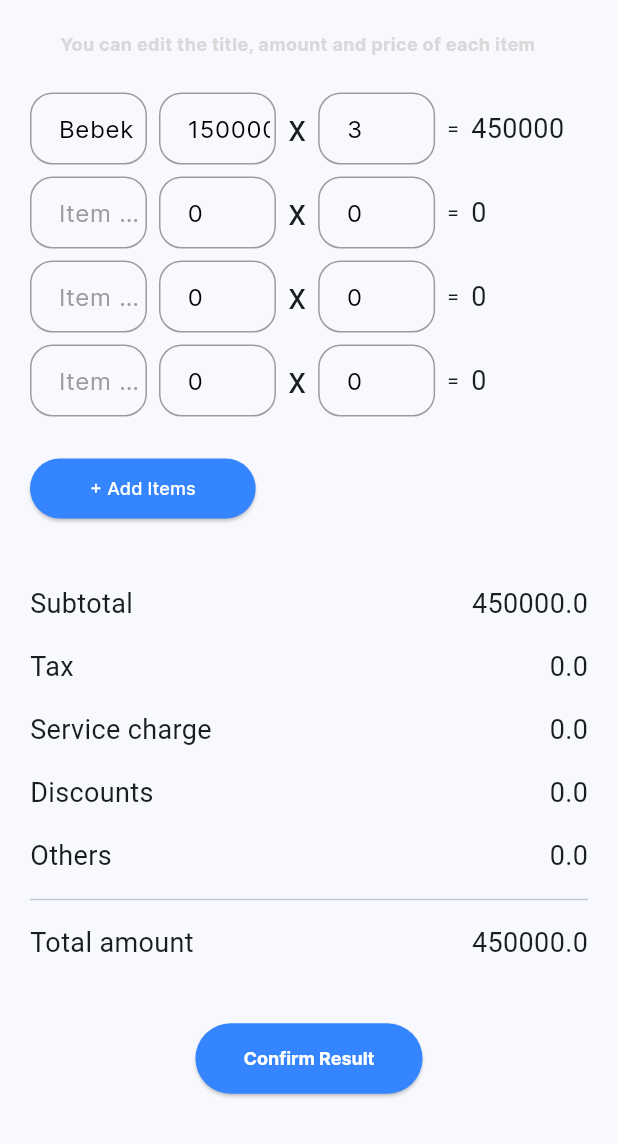
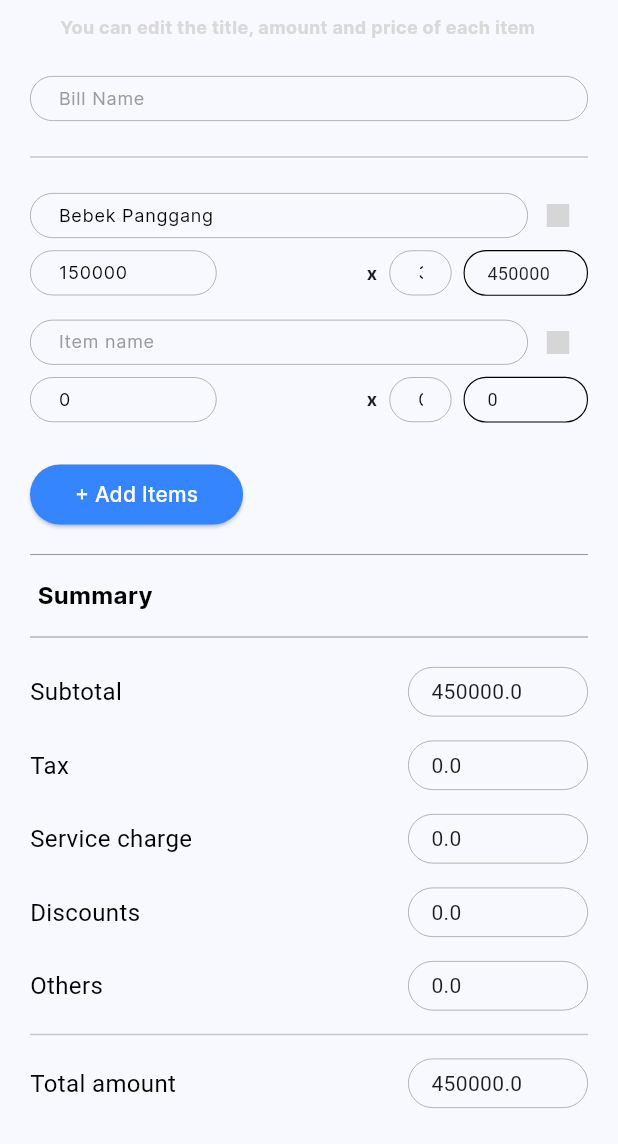
Before and after one commit to ryanceha/Trippin, a Flutter app: the EditBill screen opened directly, on a phone screen of 412 x 824 dp, the part 92-1236 px from its top. Run offline on Flutter 3.47's test engine with Material 3 defaults, Android fonts, the phone set to English and light mode, and no system bars; our stand-ins replace animated_splash_screen, carousel_slider, curved_navigation_bar, flutter_svg, percent_indicator; grey boxes are pictures that could not be loaded.

```diff
--- a/lib/pages/edit_bill_page.dart
+++ b/lib/pages/edit_bill_page.dart
@@ -1,5 +1,6 @@
 import 'package:flutter/material.dart';
 import 'package:flutter_svg/flutter_svg.dart';
+import 'package:trippin/pages/split_billing_page.dart';
 
 class EditBill extends StatefulWidget {
   const EditBill({super.key});
@@ -9,10 +10,11 @@ class EditBill extends StatefulWidget {
 }
 
 class _EditBillState extends State<EditBill> {
+  // name bill text editing controller
+  TextEditingController _nameController = TextEditingController();
+
   final List<Map<String, dynamic>> items = [
     {"name": "Bebek Panggang", "price": 150000, "quantity": 3},
-    {"name": "", "price": 0, "quantity": 0},
-    {"name": "", "price": 0, "quantity": 0},
     {"name": "", "price": 0, "quantity": 0},
   ];
 
@@ -54,7 +56,7 @@ class _EditBillState extends State<EditBill> {
                 ],
               ),
               const Padding(
-                padding: EdgeInsets.only(left: 20, top: 16),
+                padding: EdgeInsets.only(left: 20, top: 5),
                 child: Text(
                   "You can edit the title, amount and price of each item",
                   textAlign: TextAlign.start,
@@ -66,8 +68,12 @@ class _EditBillState extends State<EditBill> {
                 ),
               ),
               const SizedBox(height: 24),
+              _inputField("Bill Name", _nameController),
+              const SizedBox(height: 16),
+              Divider(),
+              const SizedBox(height: 16),
               for (var item in items) buildItemRow(item),
-              const SizedBox(height: 16),
+              const SizedBox(height: 8),
               ElevatedButton(
                 onPressed: () {
                   setState(() {
@@ -75,7 +81,7 @@ class _EditBillState extends State<EditBill> {
                   });
                 },
                 style: ElevatedButton.styleFrom(
-                  padding: EdgeInsets.symmetric(vertical: 0, horizontal: 40),
+                  padding: EdgeInsets.symmetric(vertical: 0, horizontal: 30),
                   backgroundColor: Color(0xFF3485FF),
                 ),
                 child: const Text(
@@ -84,10 +90,30 @@ class _EditBillState extends State<EditBill> {
                       fontFamily: 'Inter',
                       color: Colors.white,
                       fontWeight: FontWeight.w500,
-                      fontSize: 12),
+                      fontSize: 14),
                 ),
               ),
-              const SizedBox(height: 32),
+              const SizedBox(height: 8),
+              Divider(
+                color: Color(0xFF9C9C9C),
+                thickness: 0.75,
+              ),
+              Padding(
+                padding: const EdgeInsets.only(left: 5, top: 8, bottom: 8),
+                child: Text(
+                  "Summary",
+                  style: TextStyle(
+                      color: Colors.black,
+                      fontFamily: 'Inter',
+                      fontSize: 16,
+                      fontWeight: FontWeight.bold),
+                ),
+              ),
+              Divider(
+                color: Color(0xFF9C9C9C),
+                thickness: 0.75,
+              ),
+              const SizedBox(height: 4),
               buildSummaryRow('Subtotal', subtotal),
               buildSummaryRow('Tax', 0),
               buildSummaryRow('Service charge', 0),
@@ -97,12 +123,21 @@ class _EditBillState extends State<EditBill> {
               buildSummaryRow('Total amount', totalAmount),
               const SizedBox(height: 32),
               Center(
+                child: Container(
+                  width: 350,
+                  height: 50,
                   child: ElevatedButton(
+                    // border radius
+
                     onPressed: () {
-                    // Handle confirm result action
+                      Navigator.push(
+                          context,
+                          MaterialPageRoute(
+                              builder: (context) => SplitBilling()));
                     },
                     style: ElevatedButton.styleFrom(
-                    padding: EdgeInsets.symmetric(vertical: 16, horizontal: 32),
+                      padding: const EdgeInsets.symmetric(
+                          vertical: 16, horizontal: 32),
                       backgroundColor: Color(0xFF3485FF),
                       textStyle: TextStyle(fontSize: 16),
                     ),
@@ -112,7 +147,8 @@ class _EditBillState extends State<EditBill> {
                           fontFamily: 'Inter',
                           color: Colors.white,
                           fontWeight: FontWeight.bold,
-                        fontSize: 12),
+                          fontSize: 18),
+                    ),
                   ),
                 ),
               ),
@@ -132,8 +168,11 @@ class _EditBillState extends State<EditBill> {
         TextEditingController(text: item['quantity'].toString());
 
     return Padding(
-      padding: const EdgeInsets.only(bottom: 8.0),
-      child: Row(
+      padding: const EdgeInsets.only(bottom: 16.0),
+      child: Column(
+        crossAxisAlignment: CrossAxisAlignment.center,
+        children: [
+          Row(
             children: [
               Expanded(
                 child: _inputField(
@@ -141,53 +180,118 @@ class _EditBillState extends State<EditBill> {
                   nameController,
                 ),
               ),
-          const SizedBox(width: 8),
-          Expanded(
-            child: _inputField(
+              GestureDetector(
+                onTap: () {
+                  setState(() {
+                    items.remove(item);
+                  });
+                },
+                child: Padding(
+                  padding: const EdgeInsets.symmetric(horizontal: 10),
+                  child: Container(
+                    width: 20, // Ensure the container has a size
+                    height: 20,
+                    alignment: Alignment.center,
+                    decoration: BoxDecoration(
+                      shape: BoxShape.circle,
+                    ),
+                    child: SvgPicture.asset(
+                      'lib/images/edit_bill/delete.svg',
+                      color: Colors.grey,
+                      width: 15,
+                      height: 15,
+                    ),
+                  ),
+                ),
+              ),
+            ],
+          ),
+          const SizedBox(height: 8),
+          Row(
+            mainAxisAlignment: MainAxisAlignment.spaceBetween,
+            children: [
+              Flexible(
+                flex: 3,
+                child: _inputNumberField(
                   'Price',
                   priceController,
                 ),
               ),
+              const SizedBox(width: 100),
+              Text('x',
+                  style: TextStyle(
+                      fontSize: 12,
+                      fontFamily: 'Inter',
+                      fontWeight: FontWeight.bold)),
               const SizedBox(width: 8),
-          Text('x', style: TextStyle(fontSize: 24)),
-          const SizedBox(width: 8),
-          Expanded(
-            child: _inputField(
+              Flexible(
+                flex: 1,
+                child: _inputNumberField(
                   'Quantity',
                   quantityController,
                 ),
               ),
               const SizedBox(width: 8),
-          Text('='),
-          const SizedBox(width: 8),
-          Expanded(
+              Flexible(
+                flex: 2,
+                child: Container(
+                  padding:
+                      const EdgeInsets.symmetric(vertical: 6, horizontal: 15),
+                  width: 200,
+                  decoration: BoxDecoration(
+                      border: Border.all(color: Colors.black, width: 0.75),
+                      borderRadius: BorderRadius.circular(15)),
                   child: Text(
                     (item['price'] * item['quantity']).toString(),
-              style: TextStyle(fontSize: 18),
+                    style: TextStyle(fontSize: 12),
                   ),
+                ),
+              ),
+            ],
           ),
         ],
       ),
     );
   }
 
-  Widget _inputField(String hintText, TextEditingController controller,
-      {bool isPassword = false}) {
+  Widget _inputField(String hintText, TextEditingController controller) {
     var border = OutlineInputBorder(
-        borderRadius: BorderRadius.circular(15),
-        borderSide: const BorderSide(color: Color(0xFF9C9C9C)));
+        borderRadius: BorderRadius.circular(30),
+        borderSide: const BorderSide(color: Color(0xFF9C9C9C), width: 0.5));
     return TextField(
-      style: const TextStyle(color: Colors.black, fontFamily: 'Inter'),
+      style: const TextStyle(
+          color: Colors.black, fontFamily: 'Inter', fontSize: 12),
       controller: controller,
       decoration: InputDecoration(
-        contentPadding: const EdgeInsets.only(left: 15),
+        isDense: true,
+        contentPadding: const EdgeInsets.symmetric(vertical: 6, horizontal: 15),
         hintText: hintText,
         hintStyle: const TextStyle(
-            color: Color(0xFF9C9C9C), fontFamily: 'Inter', fontSize: 16),
+            color: Color(0xFF9C9C9C), fontFamily: 'Inter', fontSize: 12),
         enabledBorder: border,
         focusedBorder: border,
       ),
-      obscureText: isPassword,
+    );
+  }
+
+  Widget _inputNumberField(String hintText, TextEditingController controller) {
+    var border = OutlineInputBorder(
+        borderRadius: BorderRadius.circular(30),
+        borderSide: const BorderSide(color: Color(0xFF9C9C9C), width: 0.5));
+    return TextField(
+      keyboardType: TextInputType.number,
+      style: const TextStyle(
+          color: Colors.black, fontFamily: 'Inter', fontSize: 12),
+      controller: controller,
+      decoration: InputDecoration(
+        isDense: true,
+        contentPadding: const EdgeInsets.symmetric(vertical: 6, horizontal: 15),
+        hintText: hintText,
+        hintStyle: const TextStyle(
+            color: Color(0xFF9C9C9C), fontFamily: 'Inter', fontSize: 12),
+        enabledBorder: border,
+        focusedBorder: border,
+      ),
     );
   }
 
@@ -199,11 +303,19 @@ class _EditBillState extends State<EditBill> {
         children: [
           Text(
             label,
-            style: TextStyle(fontSize: 18),
+            style: TextStyle(
+                fontSize: 16, color: Colors.black, fontWeight: FontWeight.w400),
           ),
-          Text(
+          Container(
+            padding: const EdgeInsets.symmetric(vertical: 6, horizontal: 15),
+            width: 120,
+            decoration: BoxDecoration(
+                border: Border.all(color: Color(0xFF9C9C9C), width: 0.5),
+                borderRadius: BorderRadius.circular(30)),
+            child: Text(
               amount.toString(),
-            style: TextStyle(fontSize: 18),
+              style: TextStyle(fontSize: 14),
+            ),
           ),
         ],
       ),
```
Lines whose indentation alone changed are shown as unchanged.
